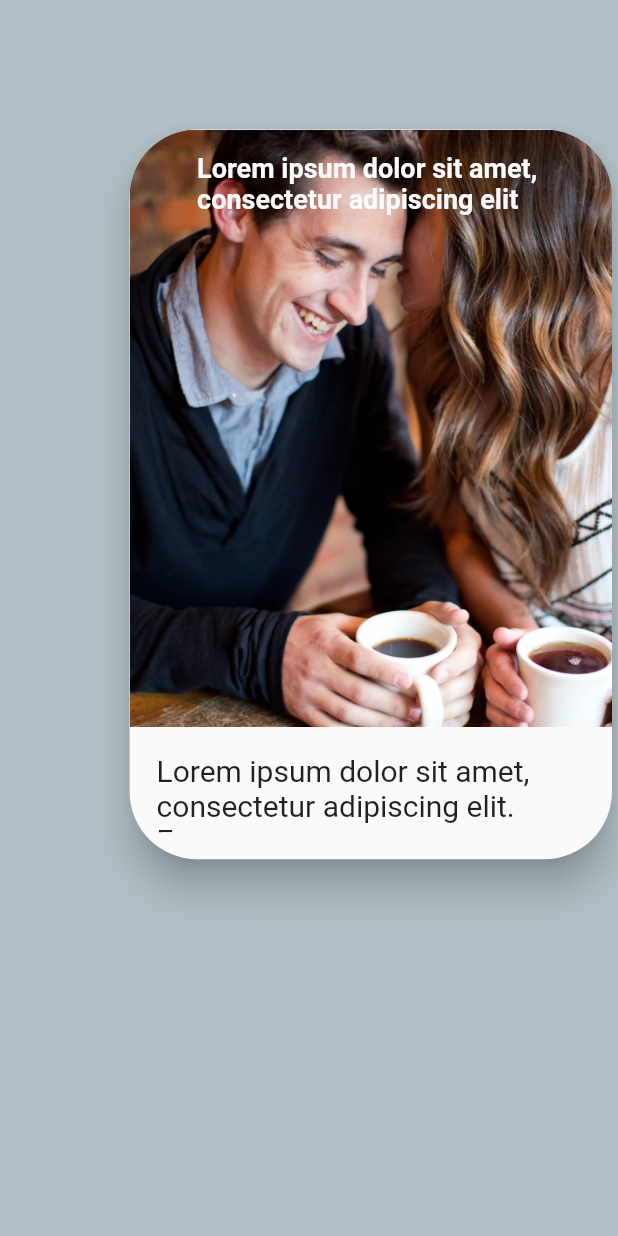
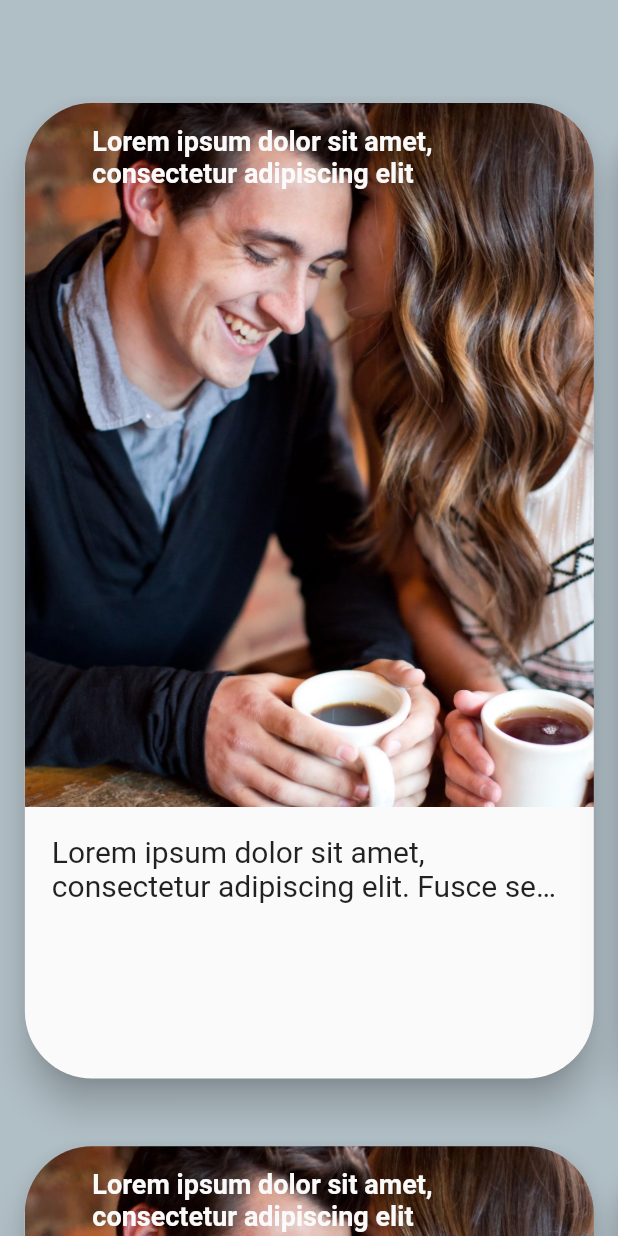
Before and after one commit to EvGen94/PageView_matrix, a Flutter app: the screen it shows after launch, on a phone screen of 412 x 824 dp. Run offline on Flutter 3.47's test engine with Material 2 defaults, Android fonts, the phone set to English and light mode, and no system bars; drawn by our look-alikes of auto_size_text.

Commit message:
ratio 1.7

```diff
--- a/lib/main_page.dart
+++ b/lib/main_page.dart
@@ -12,41 +12,34 @@ class _MainPageState extends State<MainPage> {
   List<Widget> listWidget = List<Widget>();
   List<List<Widget>> listOfLists = List<List<Widget>>();
 
-  var _pageContraller = PageController();
-
-  final _controller = PageController(viewportFraction: 1);
 
 
+   var _controllerRow = PageController();
 
-  final _controllerRow = PageController(viewportFraction: 1);
-
-  void nextPage() async {
-    await _pageContraller.nextPage(
-      duration: Duration(milliseconds: 1750),
-      curve: Curves.easeInOutQuad,
-    );
-  }
-
-  void prevPage() async {
-    await _pageContraller.previousPage(
-      duration: Duration(milliseconds: 1750),
-      curve: Curves.easeInOutQuad,
-    );
-  }
+  var _controllerColumn = PageController();
 
   List<Widget> _getNeumorphicButton(int index) {
-    for (int i = 0; i < 5; i++) {
+    for (int i = 0; i < 8; i++) {
       listWidget.add(_buildNeumorphicButton(i + 1));
     }
     listOfLists.add(listWidget);
     listWidget = List<Widget>();
 
     return listOfLists[index];
-    // return listWidget;
   }
 
   @override
   Widget build(BuildContext context) {
+
+    _controllerRow = PageController(
+      viewportFraction: 0.353 * (MediaQuery.of(context).size.height/MediaQuery.of(context).size.width) + 0.254,);
+     // viewportFraction: 1);
+
+     _controllerColumn = PageController(
+      viewportFraction: -0.128 * (MediaQuery.of(context).size.height/MediaQuery.of(context).size.width) + 1.1,);
+      //viewportFraction: 0.865);
+
+
     return Scaffold(
       backgroundColor: Colors.blueGrey.shade200,
       body: PageView(
@@ -86,7 +79,7 @@ class _MainPageState extends State<MainPage> {
           ),
         ],
         scrollDirection: Axis.vertical,
-        controller: _controller,
+        controller: _controllerColumn,
       ),
     );
   }
@@ -94,44 +87,24 @@ class _MainPageState extends State<MainPage> {
   Widget _buildNeumorphicButton(int amount) {
     return Padding(
       padding: EdgeInsets.only(
-          left: 0.25 *
-              MediaQuery.of(context).size.width *
-              (((MediaQuery.of(context).size.height /
-                          MediaQuery.of(context).size.width) *
-                      0.3) +
-                  0.2),
-          top: 0.25 *
-              MediaQuery.of(context).size.width *
-              (((MediaQuery.of(context).size.height /
-                          MediaQuery.of(context).size.width) *
-                      0.3) +
-                  0.2)),
+          left: MediaQuery.of(context).size.width * 0.001,
+          top: MediaQuery.of(context).size.width * 0.001),
       child: Column(
-        crossAxisAlignment: CrossAxisAlignment.start,
+        mainAxisAlignment: MainAxisAlignment.start,
+        crossAxisAlignment: CrossAxisAlignment.center,
         children: <Widget>[
           // SizedBox(height: MediaQuery.of(context).size.height * 0.1),
-          /* GestureDetector(
-              onPanUpdate: (details) {
-                if (details.delta.dx < 0) {
-                  nextPage();
-                }
-                if (details.delta.dx > 0) {
-                  prevPage();
-                }
-              },*/
-          //  child:
           Container(
-            height: 1.5 *
-                MediaQuery.of(context).size.width *
-                (((MediaQuery.of(context).size.height /
-                            MediaQuery.of(context).size.width) *
-                        0.3) +
-                    0.2),
-            width: MediaQuery.of(context).size.width *
-                (((MediaQuery.of(context).size.height /
-                            MediaQuery.of(context).size.width) *
-                        0.3) +
-                    0.2),
+            height: (MediaQuery.of(context).size.height /
+                        MediaQuery.of(context).size.width <
+                    1.5)
+                ? MediaQuery.of(context).size.height * 0.94
+                : (MediaQuery.of(context).size.width * 0.94) * 1.7,
+            width: (MediaQuery.of(context).size.height /
+                        MediaQuery.of(context).size.width >
+                    1.5)
+                ? MediaQuery.of(context).size.width * 0.94
+                : (MediaQuery.of(context).size.height * 0.94) / 1.7,
             child: Card(
               semanticContainer: true,
               clipBehavior: Clip.antiAliasWithSaveLayer,
@@ -169,7 +142,7 @@ class _MainPageState extends State<MainPage> {
                         'Lorem ipsum dolor sit amet, consectetur adipiscing elit. Fusce semper augue ac massa egestas, non luctus purus cursus',
                         style: TextStyle(fontSize: 22),
                         minFontSize: 20,
-                        maxLines: 3,
+                        maxLines: 2,
                         overflow: TextOverflow.ellipsis,
                       ),
                     ),
@@ -178,7 +151,6 @@ class _MainPageState extends State<MainPage> {
               ),
             ),
           ),
-          //  ),
         ],
       ),
     );
```
